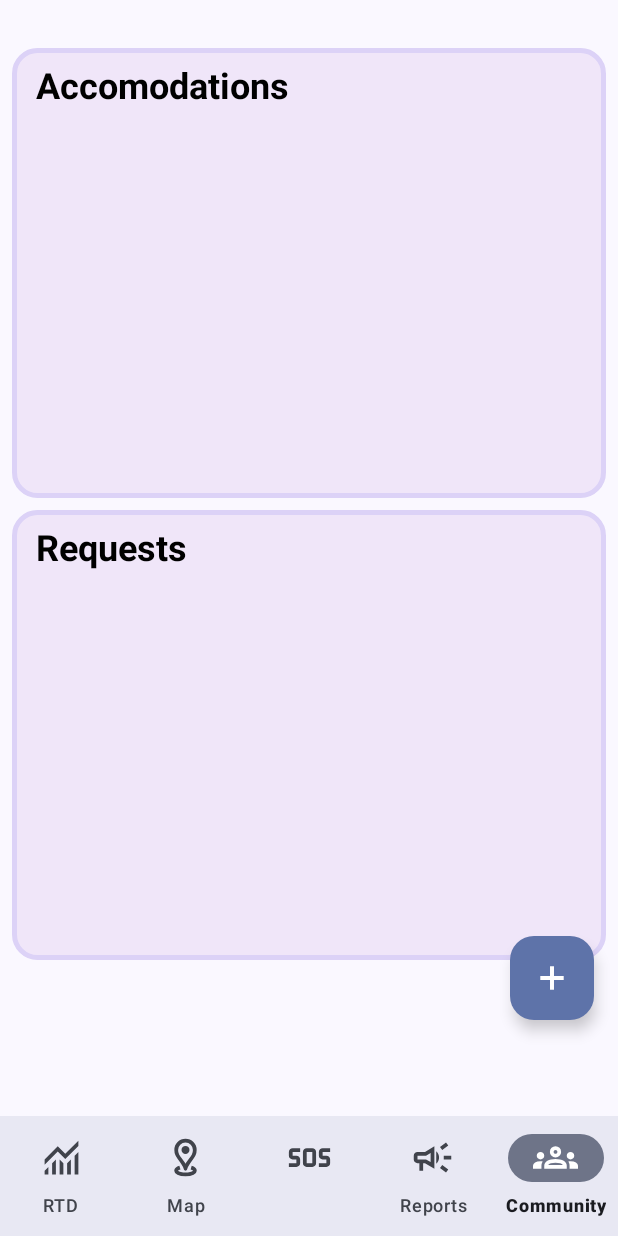
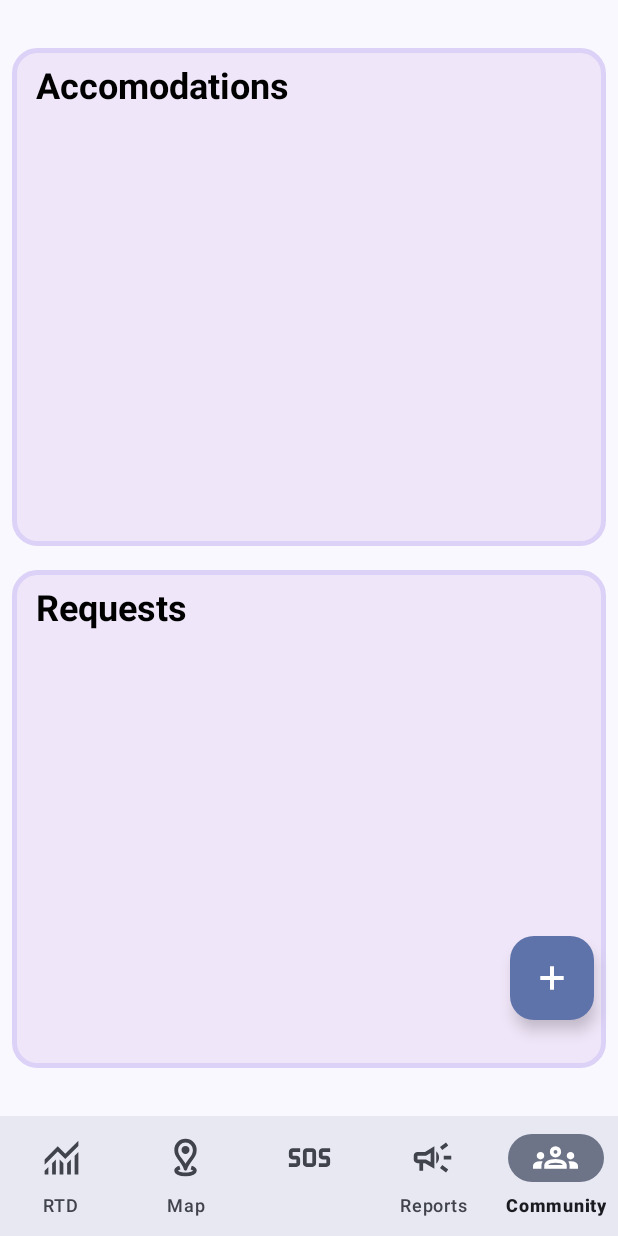
Before and after one commit to namekeptanonymous/COSC341-Project, an Android app: the CommunityFragment screen opened through its navigation route, on a phone screen of 412 x 824 dp. Run offline under Robolectric (Android 15) with nearby library versions, the phone set to English and light mode, and no system bars; our stand-ins replace Firebase (no records; nobody signed in at launch, a user with empty details on screens opened directly), navigation-ui.

Commit message:
community fragment touchup

```diff
--- a/app/src/main/res/layout/fragment_community.xml
+++ b/app/src/main/res/layout/fragment_community.xml
@@ -17,12 +17,14 @@
         <androidx.constraintlayout.widget.ConstraintLayout
             android:id="@+id/relativeLayout"
             android:layout_width="0dp"
-            android:layout_height="300dp"
+            android:layout_height="0dp"
             android:layout_marginStart="8dp"
             android:layout_marginTop="8dp"
             android:layout_marginEnd="8dp"
+            android:layout_marginBottom="32dp"
             android:background="@drawable/border"
             android:padding="8dp"
+            app:layout_constraintBottom_toBottomOf="parent"
             app:layout_constraintEnd_toEndOf="parent"
             app:layout_constraintStart_toStartOf="parent"
             app:layout_constraintTop_toBottomOf="@+id/relativeLayout2">
@@ -52,14 +54,14 @@
                 <ListView
                     android:id="@+id/requests"
                     android:layout_width="match_parent"
-                    android:layout_height="250dp" />
+                    android:layout_height="wrap_content" />
             </LinearLayout>
         </androidx.constraintlayout.widget.ConstraintLayout>
 
         <androidx.constraintlayout.widget.ConstraintLayout
             android:id="@+id/relativeLayout2"
             android:layout_width="0dp"
-            android:layout_height="300dp"
+            android:layout_height="0dp"
             android:layout_marginStart="8dp"
             android:layout_marginTop="32dp"
             android:layout_marginEnd="8dp"
@@ -96,7 +98,7 @@
                 <ListView
                     android:id="@+id/accomodations"
                     android:layout_width="match_parent"
-                    android:layout_height="250dp" />
+                    android:layout_height="wrap_content" />
 
             </LinearLayout>
         </androidx.constraintlayout.widget.ConstraintLayout>
```
